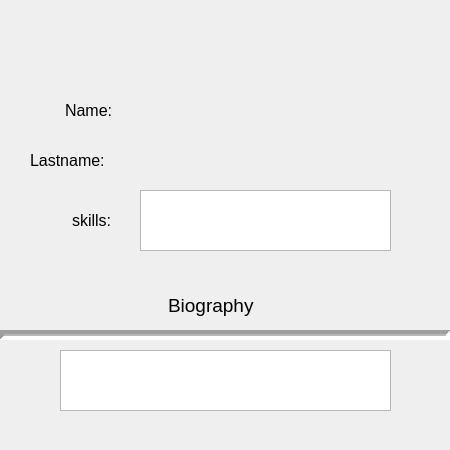
f8477/AP_prj_phase2, file Me_Tab/Me.ui: the form before one commit.
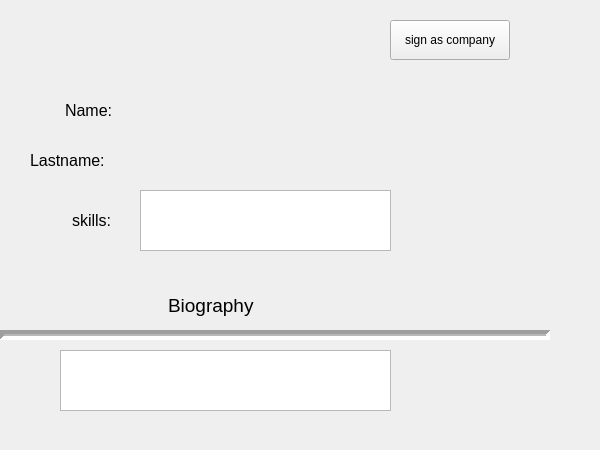
The form after the commit.

Commit message: add 'sign as company' button in profile(me) tab

Patch:
```diff
--- a/Me_Tab/Me.ui
+++ b/Me_Tab/Me.ui
@@ -6,7 +6,7 @@
    <rect>
     <x>0</x>
     <y>0</y>
-    <width>450</width>
+    <width>600</width>
     <height>450</height>
    </rect>
   </property>
@@ -121,7 +121,7 @@
     <rect>
      <x>0</x>
      <y>330</y>
-     <width>450</width>
+     <width>550</width>
      <height>10</height>
     </rect>
    </property>
@@ -163,6 +163,37 @@
     </rect>
    </property>
   </widget>
+  <widget class="QPushButton" name="companySign_Button">
+   <property name="geometry">
+    <rect>
+     <x>390</x>
+     <y>20</y>
+     <width>120</width>
+     <height>40</height>
+    </rect>
+   </property>
+   <property name="font">
+    <font>
+     <pointsize>9</pointsize>
+    </font>
+   </property>
+   <property name="text">
+    <string>sign as company</string>
+   </property>
+  </widget>
+  <widget class="QLabel" name="companyImage">
+   <property name="geometry">
+    <rect>
+     <x>510</x>
+     <y>24</y>
+     <width>32</width>
+     <height>32</height>
+    </rect>
+   </property>
+   <property name="text">
+    <string/>
+   </property>
+  </widget>
  </widget>
  <resources/>
  <connections/>
```
Left out of the diff: 10 changed lines with no effect on the pictures. The commit also changes 3 other files.
